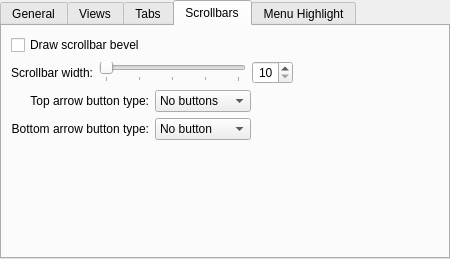
Above: kstyles/oxygen/config/ui/oxygenstyleconfig.ui from mgottschlag/kwin-tiling before the change. Below: the same form after it.
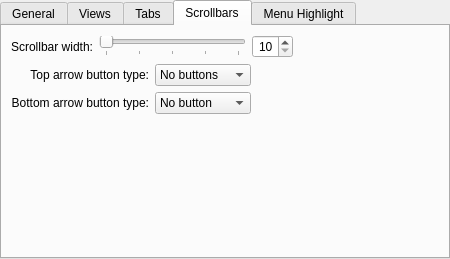
That is the form after the change. The open tabs and pages were chosen to show the change. Custom widgets are drawn as their Qt base class.

Commit message: removed scrollbar bevel option. Bevel is now on by default, and subtle enough for the option not to be necessary.

Patch:
```diff
--- a/kstyles/oxygen/config/ui/oxygenstyleconfig.ui
+++ b/kstyles/oxygen/config/ui/oxygenstyleconfig.ui
@@ -351,13 +351,6 @@
        <string>Scrollbars</string>
       </attribute>
       <layout class="QVBoxLayout" name="verticalLayout_2">
-       <item>
-        <widget class="QCheckBox" name="_scrollBarBevel">
-         <property name="text">
-          <string>Draw scrollbar bevel</string>
-         </property>
-        </widget>
-       </item>
        <item>
         <layout class="QHBoxLayout" name="horizontalLayout_3">
          <item>
```
The commit also changes 3 other files.
